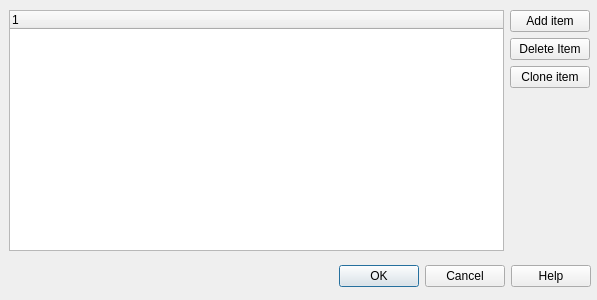
Above: src/cdlgmdfvaluelist.ui from grodansparadis/vscp-works-qt before the change. Below: the same form after it.
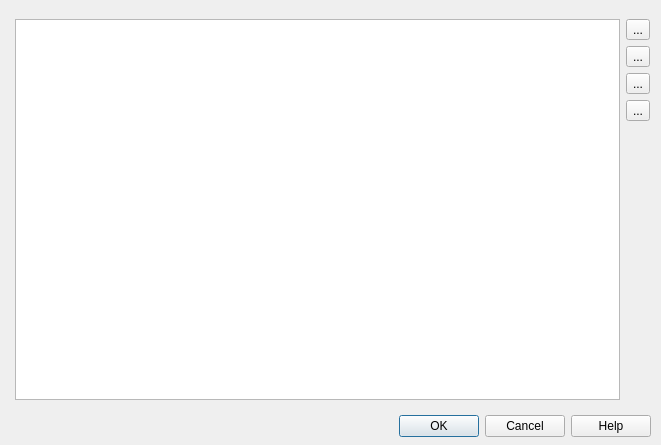
That is the form after the change. Icons and pictures are not drawn.

Commit message: Renamed bit and value edit files and fialogs

Diff of the .ui file:
```diff
--- a/src/cdlgmdfvaluelist.ui
+++ b/src/cdlgmdfvaluelist.ui
@@ -6,8 +6,8 @@
    <rect>
     <x>0</x>
     <y>0</y>
-    <width>597</width>
-    <height>300</height>
+    <width>661</width>
+    <height>445</height>
    </rect>
   </property>
   <property name="windowTitle">
@@ -17,8 +17,8 @@
    <property name="geometry">
     <rect>
      <x>0</x>
-     <y>260</y>
-     <width>591</width>
+     <y>410</y>
+     <width>651</width>
      <height>32</height>
     </rect>
    </property>
@@ -36,44 +36,86 @@
    <property name="geometry">
     <rect>
      <x>9</x>
-     <y>10</y>
-     <width>581</width>
-     <height>241</height>
+     <y>19</y>
+     <width>641</width>
+     <height>381</height>
     </rect>
    </property>
+   <layout class="QFormLayout" name="formLayout">
+    <item row="0" column="1">
    <layout class="QHBoxLayout" name="horizontalLayout">
     <item>
-     <widget class="QTreeWidget" name="treeWidget">
-      <column>
-       <property name="text">
-        <string notr="true">1</string>
-       </property>
-      </column>
-     </widget>
+       <layout class="QHBoxLayout" name="horizontalLayout_2">
+        <item>
+         <widget class="QListWidget" name="listRegisterValues"/>
     </item>
     <item>
      <layout class="QVBoxLayout" name="verticalLayout">
-      <property name="sizeConstraint">
-       <enum>QLayout::SetDefaultConstraint</enum>
-      </property>
+          <item>
+           <widget class="QToolButton" name="btnAddRegisterValue">
+            <property name="toolTip">
+             <string>Add description item</string>
+            </property>
+            <property name="text">
+             <string>...</string>
+            </property>
+            <property name="icon">
+             <iconset resource="vscpworks.qrc">
+              <normaloff>:/add.png</normaloff>:/add.png</iconset>
+            </property>
+            <property name="shortcut">
+             <string>Ctrl+A</string>
+            </property>
+           </widget>
+          </item>
       <item>
-       <widget class="QPushButton" name="pushButton">
+           <widget class="QToolButton" name="btnEditRegisterValue">
+            <property name="toolTip">
+             <string>Edit description item</string>
+            </property>
         <property name="text">
-         <string>Add item</string>
-        </property>
+             <string>...</string>
+            </property>
+            <property name="icon">
+             <iconset resource="vscpworks.qrc">
+              <normaloff>:/pencil.svg</normaloff>:/pencil.svg</iconset>
+            </property>
+            <property name="shortcut">
+             <string>Ctrl+E</string>
+            </property>
        </widget>
       </item>
       <item>
-       <widget class="QPushButton" name="pushButton_3">
+           <widget class="QToolButton" name="btnDupRegisterValue">
+            <property name="toolTip">
+             <string>Duplicate description item</string>
+            </property>
         <property name="text">
-         <string>Delete Item</string>
-        </property>
+             <string>...</string>
+            </property>
+            <property name="icon">
+             <iconset resource="vscpworks.qrc">
+              <normaloff>:/images/svg/copy.svg</normaloff>:/images/svg/copy.svg</iconset>
+            </property>
+            <property name="shortcut">
+             <string>Ctrl+D</string>
+            </property>
        </widget>
       </item>
       <item>
-       <widget class="QPushButton" name="pushButton_2">
+           <widget class="QToolButton" name="btnDelRegisterValue">
+            <property name="toolTip">
+             <string>Delete Description item</string>
+            </property>
         <property name="text">
-         <string>Clone item</string>
+             <string>...</string>
+            </property>
+            <property name="icon">
+             <iconset resource="vscpworks.qrc">
+              <normaloff>:/remove.png</normaloff>:/remove.png</iconset>
+            </property>
+            <property name="shortcut">
+             <string>Ctrl+X</string>
         </property>
        </widget>
       </item>
@@ -93,6 +135,10 @@
      </layout>
     </item>
    </layout>
+      </item>
+     </layout>
+    </item>
+   </layout>
   </widget>
  </widget>
  <resources/>
```
Left out of the diff: 45 changed lines with no effect on the pictures. Lines whose indentation alone changed are shown as unchanged. The commit also changes 23 other files.
